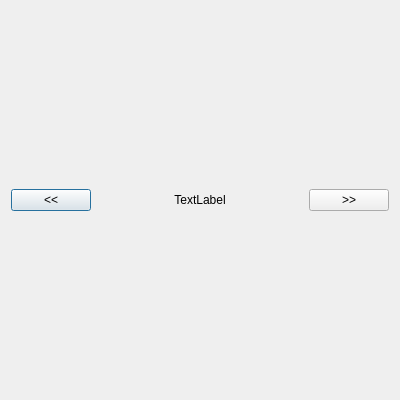
First picture: the form in graphicaloutputdialog.ui, repository miyamot0/ModelSelectorQt, before the edit.
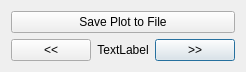
Second picture: the form after the edit.

Commit message: Clean up graphical resize issues, add button for saving graphics

Diff of the .ui file:
```diff
--- a/graphicaloutputdialog.ui
+++ b/graphicaloutputdialog.ui
@@ -6,8 +6,8 @@
    <rect>
     <x>0</x>
     <y>0</y>
-    <width>400</width>
-    <height>400</height>
+    <width>550</width>
+    <height>500</height>
    </rect>
   </property>
   <property name="windowTitle">
@@ -15,37 +15,16 @@
   </property>
   <layout class="QVBoxLayout" name="verticalLayout_2">
    <property name="sizeConstraint">
-    <enum>QLayout::SetDefaultConstraint</enum>
+    <enum>QLayout::SetFixedSize</enum>
    </property>
    <item>
-    <layout class="QGridLayout" name="gridLayout">
-     <property name="sizeConstraint">
-      <enum>QLayout::SetMaximumSize</enum>
-     </property>
-    </layout>
-   </item>
+    <layout class="QVBoxLayout" name="verticalLayout">
    <item>
     <layout class="QGridLayout" name="gridLayout_2">
      <property name="sizeConstraint">
       <enum>QLayout::SetMaximumSize</enum>
      </property>
-     <item row="0" column="0">
-      <widget class="QPushButton" name="PreviousButton">
-       <property name="sizePolicy">
-        <sizepolicy hsizetype="Maximum" vsizetype="Fixed">
-         <horstretch>0</horstretch>
-         <verstretch>0</verstretch>
-        </sizepolicy>
-       </property>
-       <property name="focusPolicy">
-        <enum>Qt::ClickFocus</enum>
-       </property>
-       <property name="text">
-        <string>&lt;&lt;</string>
-       </property>
-      </widget>
-     </item>
-     <item row="0" column="2">
+       <item row="1" column="2">
       <widget class="QPushButton" name="NextButton">
        <property name="sizePolicy">
         <sizepolicy hsizetype="Maximum" vsizetype="Fixed">
@@ -61,10 +40,26 @@
        </property>
       </widget>
      </item>
-     <item row="0" column="1">
+       <item row="1" column="0">
+        <widget class="QPushButton" name="PreviousButton">
+         <property name="sizePolicy">
+          <sizepolicy hsizetype="Maximum" vsizetype="Fixed">
+           <horstretch>0</horstretch>
+           <verstretch>0</verstretch>
+          </sizepolicy>
+         </property>
+         <property name="focusPolicy">
+          <enum>Qt::ClickFocus</enum>
+         </property>
+         <property name="text">
+          <string>&lt;&lt;</string>
+         </property>
+        </widget>
+       </item>
+       <item row="1" column="1">
       <widget class="QLabel" name="currentItem">
        <property name="sizePolicy">
-        <sizepolicy hsizetype="Preferred" vsizetype="Ignored">
+          <sizepolicy hsizetype="Preferred" vsizetype="Fixed">
          <horstretch>0</horstretch>
          <verstretch>0</verstretch>
         </sizepolicy>
@@ -79,6 +74,21 @@
         <set>Qt::AlignCenter</set>
        </property>
       </widget>
+       </item>
+       <item row="0" column="0" colspan="3">
+        <widget class="QPushButton" name="pushButton">
+         <property name="sizePolicy">
+          <sizepolicy hsizetype="Preferred" vsizetype="Fixed">
+           <horstretch>0</horstretch>
+           <verstretch>0</verstretch>
+          </sizepolicy>
+         </property>
+         <property name="text">
+          <string>Save Plot to File</string>
+         </property>
+        </widget>
+       </item>
+      </layout>
      </item>
     </layout>
    </item>
```
Lines whose indentation alone changed are shown as unchanged. The commit also changes 2 other files.
